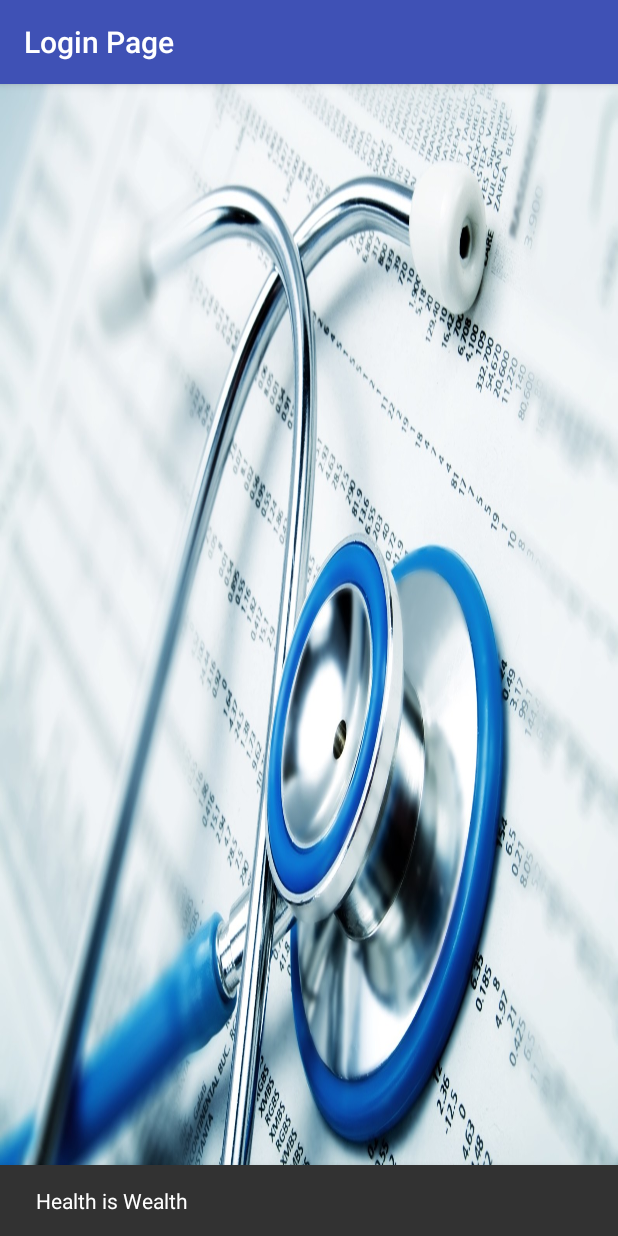
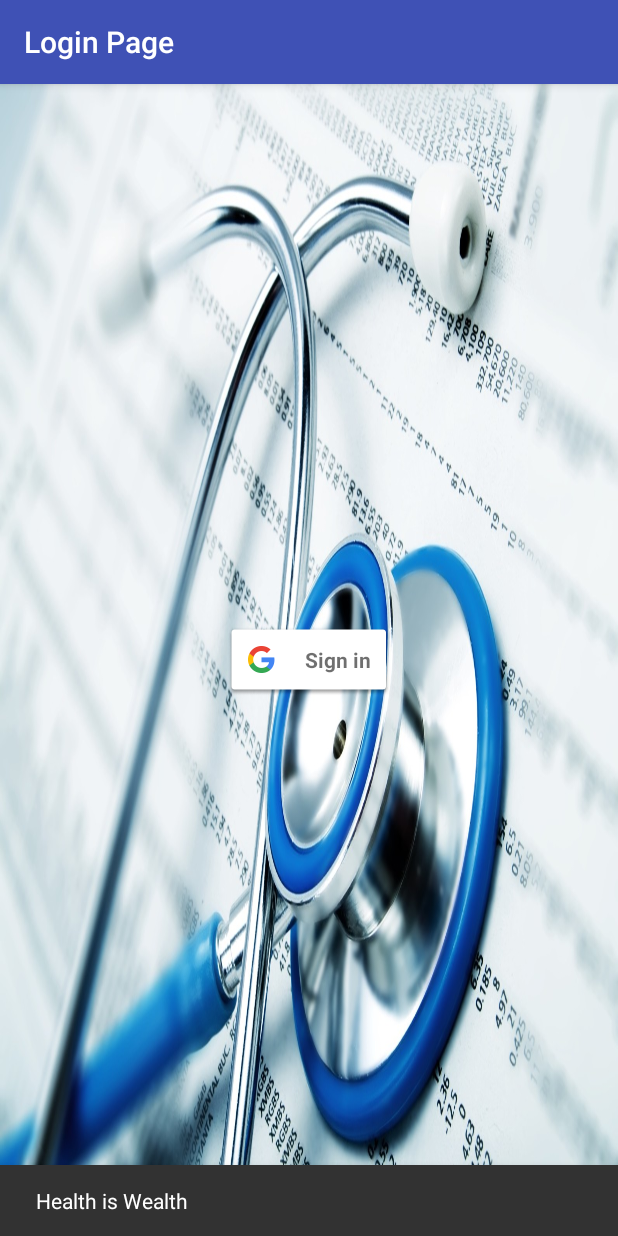
Before and after one commit to ibnahmadbello/Med-Manager, an Android app: the screen it shows after launch (LoginActivity), on a phone screen of 412 x 824 dp. Run offline under Robolectric (Android 15) with nearby library versions, the phone set to English and light mode, and no system bars.

Commit message:
Google Sign In Button

```diff
--- a/app/build.gradle
+++ b/app/build.gradle
@@ -27,6 +27,6 @@ dependencies {
     implementation 'com.android.support:appcompat-v7:27.1.1'
     implementation 'com.android.support:design:27.1.1'
     // Google Play Services dependency
-//    implementation 'com.google.android.gms:play-services-auth:11.8.0'
+    implementation 'com.google.android.gms:play-services-auth:11.8.0'
     testImplementation 'junit:junit:4.12'
 }
--- a/app/src/main/res/layout/activity_login.xml
+++ b/app/src/main/res/layout/activity_login.xml
@@ -9,6 +9,10 @@
     android:background="@drawable/health_care"
     tools:context="com.regent.tech.med_manager.LoginActivity">
 
-
+    <com.google.android.gms.common.SignInButton
+        android:id="@+id/btn_sign_in"
+        android:layout_width="wrap_content"
+        android:layout_height="wrap_content"
+        android:layout_centerInParent="true"/>
 
 </RelativeLayout>
```
